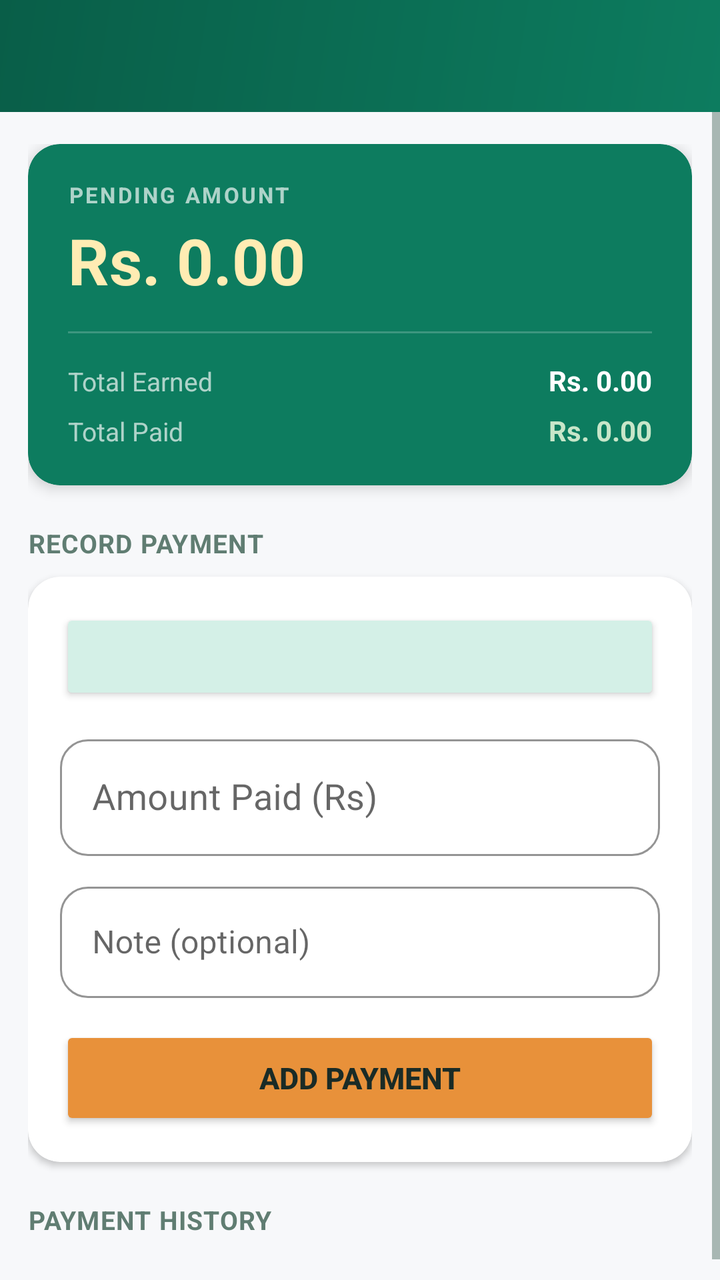
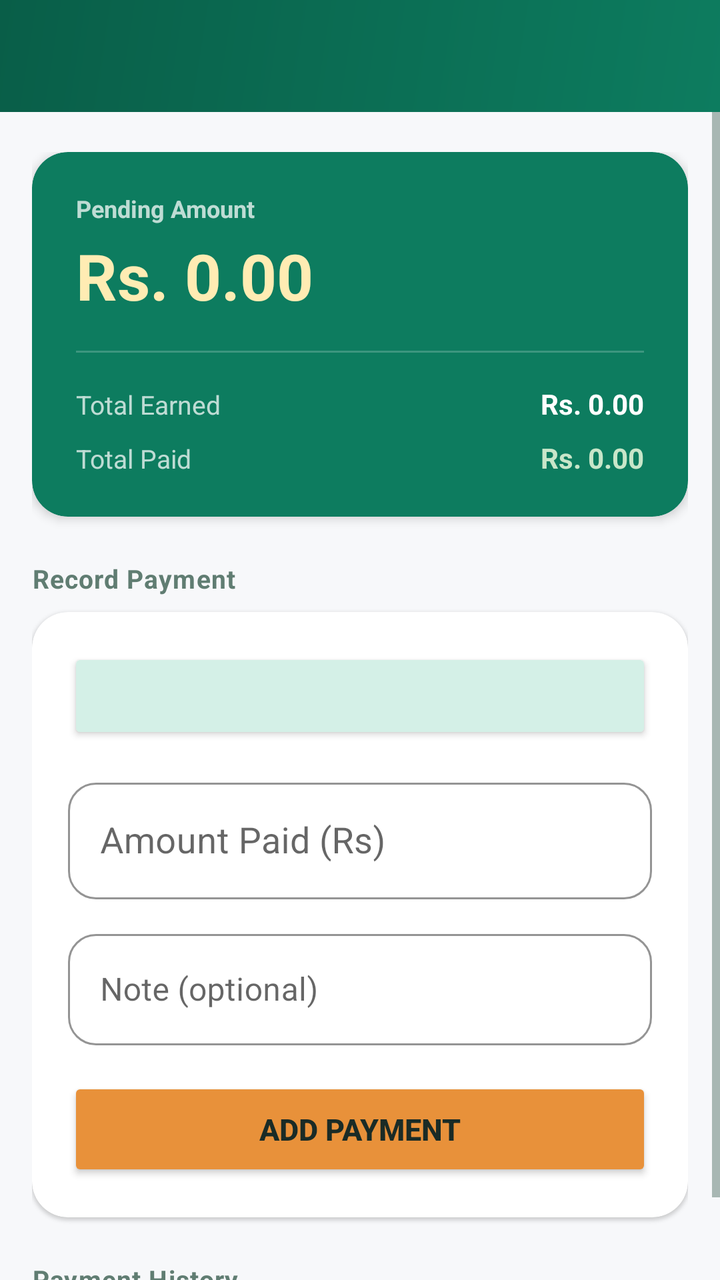

The first picture is an Android layout as it rendered before a commit; the second is the same layout after the commit. The layout source and the unified diff follow.
<!-- AndroidManifest.xml: application theme Theme.MilkDiary -->
<!-- res/layout/activity_payment.xml -->
<?xml version="1.0" encoding="utf-8"?>
<LinearLayout xmlns:android="http://schemas.android.com/apk/res/android"
    xmlns:app="http://schemas.android.com/apk/res-auto"
    android:layout_width="match_parent"
    android:layout_height="match_parent"
    android:orientation="vertical"
    android:background="@color/background">

    <com.google.android.material.appbar.MaterialToolbar
        android:id="@+id/toolbar"
        android:layout_width="match_parent"
        android:layout_height="?attr/actionBarSize"
        android:background="@drawable/header_gradient"
        app:titleTextColor="#FFFFFF"
        app:navigationIconTint="#FFFFFF" />

    <ScrollView
        android:layout_width="match_parent"
        android:layout_height="match_parent">

        <LinearLayout
            android:layout_width="match_parent"
            android:layout_height="wrap_content"
            android:orientation="vertical"
            android:paddingStart="14dp"
            android:paddingEnd="14dp"
            android:paddingTop="16dp"
            android:paddingBottom="24dp">

            
            <androidx.cardview.widget.CardView
                android:layout_width="match_parent"
                android:layout_height="wrap_content"
                android:layout_marginBottom="14dp"
                app:cardCornerRadius="16dp"
                app:cardElevation="4dp"
                app:cardBackgroundColor="@color/primary">
                <LinearLayout
                    android:layout_width="match_parent"
                    android:layout_height="wrap_content"
                    android:orientation="vertical"
                    android:paddingStart="20dp"
                    android:paddingEnd="20dp"
                    android:paddingTop="18dp"
                    android:paddingBottom="18dp">

                    
                    <TextView
                        android:layout_width="wrap_content"
                        android:layout_height="wrap_content"
                        android:text="PENDING AMOUNT"
                        android:textColor="#AAFFFFFF"
                        android:textSize="11sp"
                        android:textStyle="bold"
                        android:letterSpacing="0.1"
                        android:paddingBottom="4dp" />
                    <TextView
                        android:id="@+id/tvPendingAmt"
                        android:layout_width="wrap_content"
                        android:layout_height="wrap_content"
                        android:text="Rs. 0.00"
                        android:textColor="#FFECB3"
                        android:textSize="32sp"
                        android:textStyle="bold"
                        android:paddingBottom="14dp" />

                    <View android:layout_width="match_parent" android:layout_height="1dp" android:background="#33FFFFFF" android:layout_marginBottom="14dp" />

                    
                    <LinearLayout android:layout_width="match_parent" android:layout_height="wrap_content" android:orientation="horizontal" android:paddingBottom="6dp">
                        <TextView android:layout_width="0dp" android:layout_height="wrap_content" android:layout_weight="1" android:text="Total Earned" android:textColor="#AAFFFFFF" android:textSize="13sp" />
                        <TextView android:id="@+id/tvTotalEarned" android:layout_width="wrap_content" android:layout_height="wrap_content" android:text="Rs. 0.00" android:textColor="#FFFFFF" android:textSize="14sp" android:textStyle="bold" />
                    </LinearLayout>

                    
                    <LinearLayout android:layout_width="match_parent" android:layout_height="wrap_content" android:orientation="horizontal">
                        <TextView android:layout_width="0dp" android:layout_height="wrap_content" android:layout_weight="1" android:text="Total Paid" android:textColor="#AAFFFFFF" android:textSize="13sp" />
                        <TextView android:id="@+id/tvTotalPaid" android:layout_width="wrap_content" android:layout_height="wrap_content" android:text="Rs. 0.00" android:textColor="#C8E6C9" android:textSize="14sp" android:textStyle="bold" />
                    </LinearLayout>
                </LinearLayout>
            </androidx.cardview.widget.CardView>

            
            <TextView
                android:layout_width="match_parent"
                android:layout_height="wrap_content"
                android:text="RECORD PAYMENT"
                style="@style/SectionLabel" />

            <androidx.cardview.widget.CardView
                android:layout_width="match_parent"
                android:layout_height="wrap_content"
                android:layout_marginBottom="14dp"
                app:cardCornerRadius="16dp"
                app:cardElevation="2dp"
                app:cardBackgroundColor="@color/card_bg">
                <LinearLayout
                    android:layout_width="match_parent"
                    android:layout_height="wrap_content"
                    android:orientation="vertical"
                    android:padding="16dp">

                    <Button
                        android:id="@+id/btnPayDate"
                        android:layout_width="match_parent"
                        android:layout_height="48dp"
                        android:layout_marginBottom="12dp"
                        android:backgroundTint="@color/primary_light"
                        android:textColor="@color/primary_dark"
                        android:textStyle="bold"
                        android:textSize="14sp"
                        app:cornerRadius="12dp"
                        android:elevation="0dp" />

                    <com.google.android.material.textfield.TextInputLayout
                        android:layout_width="match_parent"
                        android:layout_height="wrap_content"
                        android:layout_marginBottom="10dp"
                        android:hint="Amount Paid (Rs)"
                        style="@style/InputField">
                        <com.google.android.material.textfield.TextInputEditText
                            android:id="@+id/etPayAmount"
                            android:layout_width="match_parent"
                            android:layout_height="wrap_content"
                            android:inputType="numberDecimal"
                            android:textSize="18sp"
                            android:selectAllOnFocus="true" />
                    </com.google.android.material.textfield.TextInputLayout>

                    <com.google.android.material.textfield.TextInputLayout
                        android:layout_width="match_parent"
                        android:layout_height="wrap_content"
                        android:layout_marginBottom="14dp"
                        android:hint="Note (optional)"
                        style="@style/InputField">
                        <com.google.android.material.textfield.TextInputEditText
                            android:id="@+id/etPayNote"
                            android:layout_width="match_parent"
                            android:layout_height="wrap_content"
                            android:inputType="text" />
                    </com.google.android.material.textfield.TextInputLayout>

                    <Button
                        android:id="@+id/btnAddPayment"
                        android:layout_width="match_parent"
                        android:layout_height="52dp"
                        android:text="Add Payment"
                        android:textSize="15sp"
                        android:textStyle="bold"
                        android:backgroundTint="@color/accent"
                        app:cornerRadius="12dp" />
                </LinearLayout>
            </androidx.cardview.widget.CardView>

            
            <TextView
                android:layout_width="match_parent"
                android:layout_height="wrap_content"
                android:text="PAYMENT HISTORY"
                style="@style/SectionLabel" />

            <TextView
                android:id="@+id/tvNoPayments"
                android:layout_width="match_parent"
                android:layout_height="wrap_content"
                android:text="No payments recorded yet."
                android:gravity="center"
                android:padding="24dp"
                android:textSize="14sp"
                android:textColor="@color/text_secondary"
                android:visibility="gone" />

            <androidx.recyclerview.widget.RecyclerView
                android:id="@+id/recyclerPayments"
                android:layout_width="match_parent"
                android:layout_height="wrap_content"
                android:nestedScrollingEnabled="false" />

        </LinearLayout>
    </ScrollView>
</LinearLayout>
<!-- resources referenced by this layout -->
<resources>
  <color name="accent">#E8913A</color>
  <color name="background">#F7F8FA</color>
  <color name="card_bg">#FFFFFF</color>
  <color name="primary">#0D7C5F</color>
  <color name="primary_dark">#095E48</color>
  <color name="primary_light">#D4F0E7</color>
  <color name="text_secondary">#607D72</color>
  <!-- drawable header_gradient (drawable) -->
  <?xml version="1.0" encoding="utf-8"?>
  <shape xmlns:android="http://schemas.android.com/apk/res/android"
      android:shape="rectangle">
      <gradient
          android:startColor="#0D7C5F"
          android:endColor="#095E48"
          android:angle="135"
          android:type="linear" />
  </shape>
  <style name="InputField" parent="Widget.MaterialComponents.TextInputLayout.OutlinedBox">
          <item name="boxCornerRadiusTopStart">14dp</item>
          <item name="boxCornerRadiusTopEnd">14dp</item>
          <item name="boxCornerRadiusBottomStart">14dp</item>
          <item name="boxCornerRadiusBottomEnd">14dp</item>
          <item name="boxStrokeColor">@color/input_stroke</item>
          <item name="hintTextColor">@color/text_secondary</item>
      </style>
  <style name="SectionLabel">
          <item name="android:layout_width">match_parent</item>
          <item name="android:layout_height">wrap_content</item>
          <item name="android:textSize">13sp</item>
          <item name="android:textColor">@color/text_secondary</item>
          <item name="android:textStyle">bold</item>
          <item name="android:letterSpacing">0.03</item>
          <item name="android:paddingBottom">8dp</item>
          <item name="android:paddingTop">6dp</item>
      </style>
  <style name="Theme.MilkDiary" parent="Theme.MaterialComponents.DayNight.NoActionBar">
          <item name="colorPrimary">@color/primary</item>
          <item name="colorPrimaryDark">@color/primary_dark</item>
          <item name="colorAccent">@color/accent</item>
          <item name="android:colorBackground">@color/background</item>
          <item name="colorSurface">@color/surface</item>
          <item name="android:textColorPrimary">@color/text_primary</item>
          <item name="android:textColorSecondary">@color/text_secondary</item>
          <item name="windowActionBar">false</item>
          <item name="windowNoTitle">true</item>
          <item name="android:statusBarColor">@color/primary_dark</item>
          <item name="android:navigationBarColor">@color/background</item>
      </style>
  <color name="input_stroke">#C2D5CC</color>
  <color name="surface">#FFFFFF</color>
  <color name="text_primary">#1A2B26</color>
</resources>

<!-- the commit's change to res/layout/activity_payment.xml (unified diff, before → after) -->
@@ -22,37 +22,36 @@
             android:layout_width="match_parent"
             android:layout_height="wrap_content"
             android:orientation="vertical"
-            android:paddingStart="14dp"
-            android:paddingEnd="14dp"
-            android:paddingTop="16dp"
-            android:paddingBottom="24dp">
+            android:paddingStart="16dp"
+            android:paddingEnd="16dp"
+            android:paddingTop="20dp"
+            android:paddingBottom="28dp">
 
             
             <androidx.cardview.widget.CardView
                 android:layout_width="match_parent"
                 android:layout_height="wrap_content"
-                android:layout_marginBottom="14dp"
-                app:cardCornerRadius="16dp"
-                app:cardElevation="4dp"
+                android:layout_marginBottom="16dp"
+                app:cardCornerRadius="18dp"
+                app:cardElevation="3dp"
                 app:cardBackgroundColor="@color/primary">
                 <LinearLayout
                     android:layout_width="match_parent"
                     android:layout_height="wrap_content"
                     android:orientation="vertical"
-                    android:paddingStart="20dp"
-                    android:paddingEnd="20dp"
-                    android:paddingTop="18dp"
-                    android:paddingBottom="18dp">
+                    android:paddingStart="22dp"
+                    android:paddingEnd="22dp"
+                    android:paddingTop="20dp"
+                    android:paddingBottom="20dp">
 
                     
                     <TextView
                         android:layout_width="wrap_content"
                         android:layout_height="wrap_content"
-                        android:text="PENDING AMOUNT"
-                        android:textColor="#AAFFFFFF"
-                        android:textSize="11sp"
+                        android:text="Pending Amount"
+                        android:textColor="#BBFFFFFF"
+                        android:textSize="12sp"
                         android:textStyle="bold"
-                        android:letterSpacing="0.1"
                         android:paddingBottom="4dp" />
                     <TextView
                         android:id="@+id/tvPendingAmt"
@@ -62,19 +61,19 @@
                         android:textColor="#FFECB3"
                         android:textSize="32sp"
                         android:textStyle="bold"
-                        android:paddingBottom="14dp" />
+                        android:paddingBottom="16dp" />
 
-                    <View android:layout_width="match_parent" android:layout_height="1dp" android:background="#33FFFFFF" android:layout_marginBottom="14dp" />
+                    <View android:layout_width="match_parent" android:layout_height="1dp" android:background="#33FFFFFF" android:layout_marginBottom="16dp" />
 
                     
-                    <LinearLayout android:layout_width="match_parent" android:layout_height="wrap_content" android:orientation="horizontal" android:paddingBottom="6dp">
-                        <TextView android:layout_width="0dp" android:layout_height="wrap_content" android:layout_weight="1" android:text="Total Earned" android:textColor="#AAFFFFFF" android:textSize="13sp" />
+                    <LinearLayout android:layout_width="match_parent" android:layout_height="wrap_content" android:orientation="horizontal" android:paddingBottom="8dp">
+                        <TextView android:layout_width="0dp" android:layout_height="wrap_content" android:layout_weight="1" android:text="Total Earned" android:textColor="#BBFFFFFF" android:textSize="13sp" />
                         <TextView android:id="@+id/tvTotalEarned" android:layout_width="wrap_content" android:layout_height="wrap_content" android:text="Rs. 0.00" android:textColor="#FFFFFF" android:textSize="14sp" android:textStyle="bold" />
                     </LinearLayout>
 
                     
                     <LinearLayout android:layout_width="match_parent" android:layout_height="wrap_content" android:orientation="horizontal">
-                        <TextView android:layout_width="0dp" android:layout_height="wrap_content" android:layout_weight="1" android:text="Total Paid" android:textColor="#AAFFFFFF" android:textSize="13sp" />
+                        <TextView android:layout_width="0dp" android:layout_height="wrap_content" android:layout_weight="1" android:text="Total Paid" android:textColor="#BBFFFFFF" android:textSize="13sp" />
                         <TextView android:id="@+id/tvTotalPaid" android:layout_width="wrap_content" android:layout_height="wrap_content" android:text="Rs. 0.00" android:textColor="#C8E6C9" android:textSize="14sp" android:textStyle="bold" />
                     </LinearLayout>
                 </LinearLayout>
@@ -84,38 +83,38 @@
             <TextView
                 android:layout_width="match_parent"
                 android:layout_height="wrap_content"
-                android:text="RECORD PAYMENT"
+                android:text="Record Payment"
                 style="@style/SectionLabel" />
 
             <androidx.cardview.widget.CardView
                 android:layout_width="match_parent"
                 android:layout_height="wrap_content"
-                android:layout_marginBottom="14dp"
-                app:cardCornerRadius="16dp"
-                app:cardElevation="2dp"
+                android:layout_marginBottom="16dp"
+                app:cardCornerRadius="18dp"
+                app:cardElevation="1dp"
                 app:cardBackgroundColor="@color/card_bg">
                 <LinearLayout
                     android:layout_width="match_parent"
                     android:layout_height="wrap_content"
                     android:orientation="vertical"
-                    android:padding="16dp">
+                    android:padding="18dp">
 
                     <Button
                         android:id="@+id/btnPayDate"
                         android:layout_width="match_parent"
                         android:layout_height="48dp"
-                        android:layout_marginBottom="12dp"
+                        android:layout_marginBottom="14dp"
                         android:backgroundTint="@color/primary_light"
                         android:textColor="@color/primary_dark"
                         android:textStyle="bold"
                         android:textSize="14sp"
-                        app:cornerRadius="12dp"
+                        app:cornerRadius="14dp"
                         android:elevation="0dp" />
 
                     <com.google.android.material.textfield.TextInputLayout
                         android:layout_width="match_parent"
                         android:layout_height="wrap_content"
-                        android:layout_marginBottom="10dp"
+                        android:layout_marginBottom="12dp"
                         android:hint="Amount Paid (Rs)"
                         style="@style/InputField">
                         <com.google.android.material.textfield.TextInputEditText
@@ -130,7 +129,7 @@
                     <com.google.android.material.textfield.TextInputLayout
                         android:layout_width="match_parent"
                         android:layout_height="wrap_content"
-                        android:layout_marginBottom="14dp"
+                        android:layout_marginBottom="16dp"
                         android:hint="Note (optional)"
                         style="@style/InputField">
                         <com.google.android.material.textfield.TextInputEditText
@@ -148,7 +147,7 @@
                         android:textSize="15sp"
                         android:textStyle="bold"
                         android:backgroundTint="@color/accent"
-                        app:cornerRadius="12dp" />
+                        app:cornerRadius="14dp" />
                 </LinearLayout>
             </androidx.cardview.widget.CardView>
 
@@ -156,7 +155,7 @@
             <TextView
                 android:layout_width="match_parent"
                 android:layout_height="wrap_content"
-                android:text="PAYMENT HISTORY"
+                android:text="Payment History"
                 style="@style/SectionLabel" />
 
             <TextView
@@ -165,7 +164,7 @@
                 android:layout_height="wrap_content"
                 android:text="No payments recorded yet."
                 android:gravity="center"
-                android:padding="24dp"
+                android:padding="28dp"
                 android:textSize="14sp"
                 android:textColor="@color/text_secondary"
                 android:visibility="gone" />
